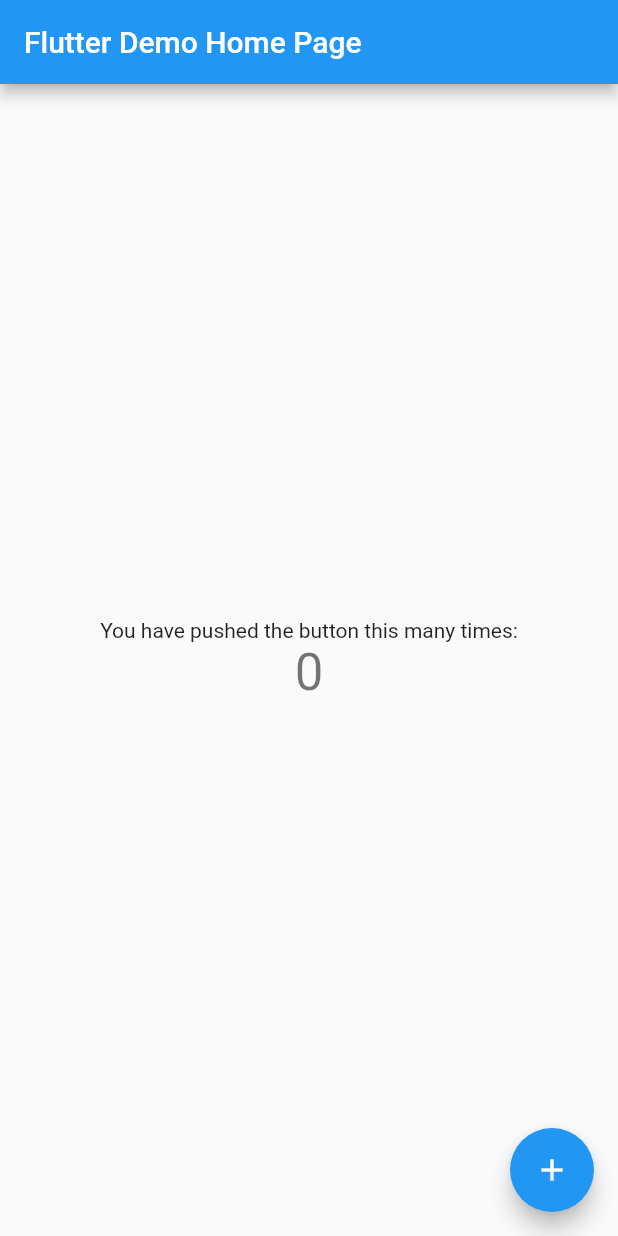
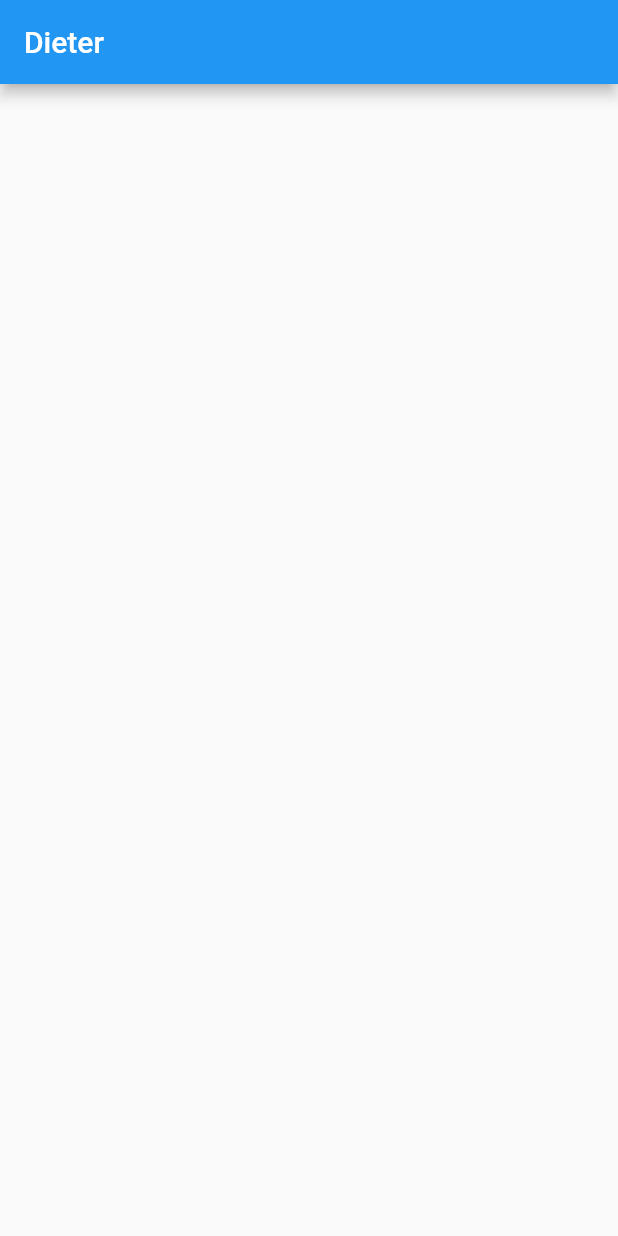
Before and after one commit to ShinyMustard22/dieter, a Flutter app: the screen it shows after launch, on a phone screen of 412 x 824 dp. Run offline on Flutter 3.47's test engine with Material 2 defaults, Android fonts, the phone set to English and light mode, and no system bars.

Commit message:
Created home screen

```diff
--- /dev/null
+++ b/lib/home.dart
@@ -0,0 +1,21 @@
+import 'package:flutter/material.dart';
+
+class Home extends StatefulWidget {
+  const Home({ Key? key }) : super(key: key);
+
+  @override
+  State<Home> createState() => _HomeState();
+}
+
+class _HomeState extends State<Home> {
+  @override
+  Widget build(BuildContext context) {
+    return Scaffold(
+      appBar: AppBar(
+        title: Text(
+          "Dieter",
+        ),
+      ),
+    );
+  }
+}
--- a/lib/main.dart
+++ b/lib/main.dart
@@ -1,113 +1,10 @@
 import 'package:flutter/material.dart';
+import 'package:dieter/home.dart';
 
-void main() {
-  runApp(MyApp());
-}
-
-class MyApp extends StatelessWidget {
-  // This widget is the root of your application.
-  @override
-  Widget build(BuildContext context) {
-    return MaterialApp(
-      title: 'Flutter Demo',
-      theme: ThemeData(
-        // This is the theme of your application.
-        //
-        // Try running your application with "flutter run". You'll see the
-        // application has a blue toolbar. Then, without quitting the app, try
-        // changing the primarySwatch below to Colors.green and then invoke
-        // "hot reload" (press "r" in the console where you ran "flutter run",
-        // or simply save your changes to "hot reload" in a Flutter IDE).
-        // Notice that the counter didn't reset back to zero; the application
-        // is not restarted.
-        primarySwatch: Colors.blue,
-      ),
-      home: MyHomePage(title: 'Flutter Demo Home Page'),
-    );
-  }
-}
-
-class MyHomePage extends StatefulWidget {
-  MyHomePage({Key? key, required this.title}) : super(key: key);
-
-  // This widget is the home page of your application. It is stateful, meaning
-  // that it has a State object (defined below) that contains fields that affect
-  // how it looks.
-
-  // This class is the configuration for the state. It holds the values (in this
-  // case the title) provided by the parent (in this case the App widget) and
-  // used by the build method of the State. Fields in a Widget subclass are
-  // always marked "final".
-
-  final String title;
-
-  @override
-  _MyHomePageState createState() => _MyHomePageState();
-}
-
-class _MyHomePageState extends State<MyHomePage> {
-  int _counter = 0;
-
-  void _incrementCounter() {
-    setState(() {
-      // This call to setState tells the Flutter framework that something has
-      // changed in this State, which causes it to rerun the build method below
-      // so that the display can reflect the updated values. If we changed
-      // _counter without calling setState(), then the build method would not be
-      // called again, and so nothing would appear to happen.
-      _counter++;
-    });
-  }
-
-  @override
-  Widget build(BuildContext context) {
-    // This method is rerun every time setState is called, for instance as done
-    // by the _incrementCounter method above.
-    //
-    // The Flutter framework has been optimized to make rerunning build methods
-    // fast, so that you can just rebuild anything that needs updating rather
-    // than having to individually change instances of widgets.
-    return Scaffold(
-      appBar: AppBar(
-        // Here we take the value from the MyHomePage object that was created by
-        // the App.build method, and use it to set our appbar title.
-        title: Text(widget.title),
-      ),
-      body: Center(
-        // Center is a layout widget. It takes a single child and positions it
-        // in the middle of the parent.
-        child: Column(
-          // Column is also a layout widget. It takes a list of children and
-          // arranges them vertically. By default, it sizes itself to fit its
-          // children horizontally, and tries to be as tall as its parent.
-          //
-          // Invoke "debug painting" (press "p" in the console, choose the
-          // "Toggle Debug Paint" action from the Flutter Inspector in Android
-          // Studio, or the "Toggle Debug Paint" command in Visual Studio Code)
-          // to see the wireframe for each widget.
-          //
-          // Column has various properties to control how it sizes itself and
-          // how it positions its children. Here we use mainAxisAlignment to
-          // center the children vertically; the main axis here is the vertical
-          // axis because Columns are vertical (the cross axis would be
-          // horizontal).
-          mainAxisAlignment: MainAxisAlignment.center,
-          children: <Widget>[
-            Text(
-              'You have pushed the button this many times:',
-            ),
-            Text(
-              '$_counter',
-              style: Theme.of(context).textTheme.headline4,
-            ),
-          ],
-        ),
-      ),
-      floatingActionButton: FloatingActionButton(
-        onPressed: _incrementCounter,
-        tooltip: 'Increment',
-        child: Icon(Icons.add),
-      ), // This trailing comma makes auto-formatting nicer for build methods.
-    );
-  }
-}
+void main() => runApp(MaterialApp(
+    debugShowCheckedModeBanner: true,
+    initialRoute: '/',
+    routes: {
+      '/': (context) => Home(),
+    }
+));
```
Also changed, not shown: 2 other files.
